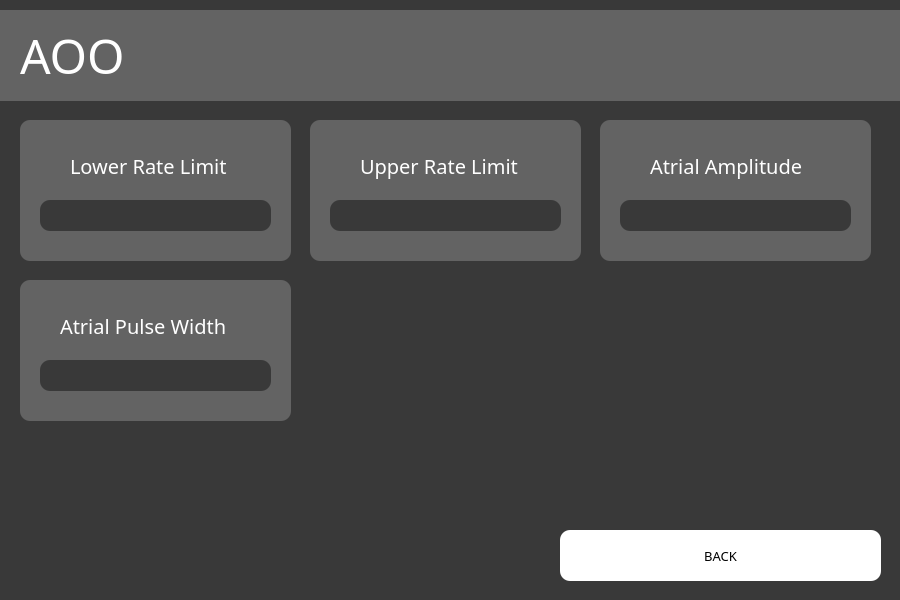
This is AOO.ui in shahm58/PaceMakerGroup37 as Qt 5 draws it before an edit. The edited form follows.
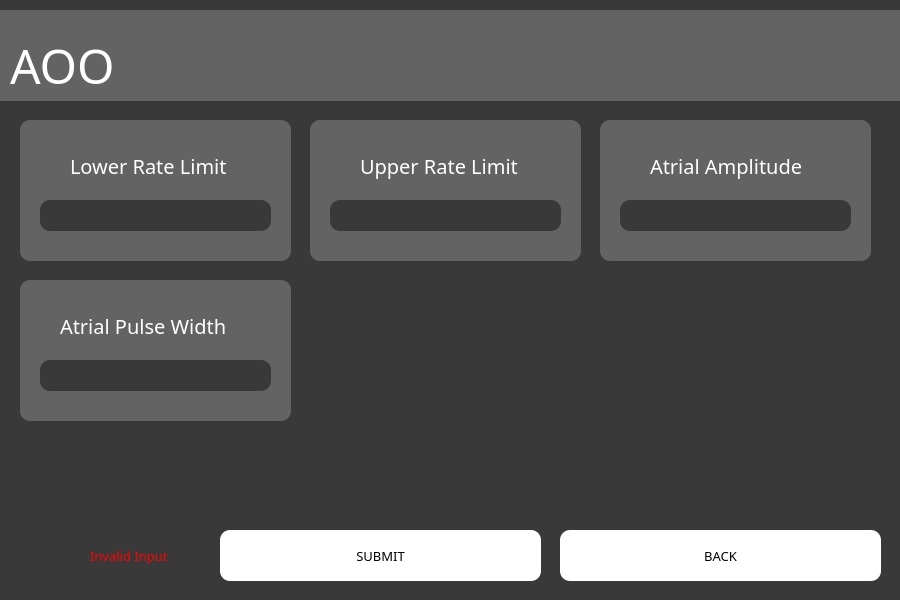
This is the edited form.

```diff
--- a/AOO.ui
+++ b/AOO.ui
@@ -98,8 +98,8 @@
   <widget class="QLabel" name="label">
    <property name="geometry">
     <rect>
-     <x>20</x>
-     <y>0</y>
+     <x>10</x>
+     <y>10</y>
      <width>501</width>
      <height>111</height>
     </rect>
@@ -324,6 +324,51 @@
     <string/>
    </property>
   </widget>
+  <widget class="QPushButton" name="AOOsubmitbutton">
+   <property name="geometry">
+    <rect>
+     <x>220</x>
+     <y>530</y>
+     <width>321</width>
+     <height>51</height>
+    </rect>
+   </property>
+   <property name="font">
+    <font>
+     <family>Franklin Gothic Book</family>
+     <pointsize>10</pointsize>
+    </font>
+   </property>
+   <property name="styleSheet">
+    <string notr="true">background-color: rgb(255, 255, 255);
+border-radius: 10;</string>
+   </property>
+   <property name="text">
+    <string>SUBMIT</string>
+   </property>
+  </widget>
+  <widget class="QLabel" name="INVALID">
+   <property name="geometry">
+    <rect>
+     <x>90</x>
+     <y>540</y>
+     <width>101</width>
+     <height>31</height>
+    </rect>
+   </property>
+   <property name="font">
+    <font>
+     <family>Franklin Gothic Book</family>
+     <pointsize>10</pointsize>
+    </font>
+   </property>
+   <property name="styleSheet">
+    <string notr="true">color:rgb(255, 0, 0)</string>
+   </property>
+   <property name="text">
+    <string>Invalid Input</string>
+   </property>
+  </widget>
   <zorder>graphicsView_4</zorder>
   <zorder>graphicsView_5</zorder>
   <zorder>graphicsView_6</zorder>
```
Left out of the diff: 18 changed lines with no effect on the pictures.
